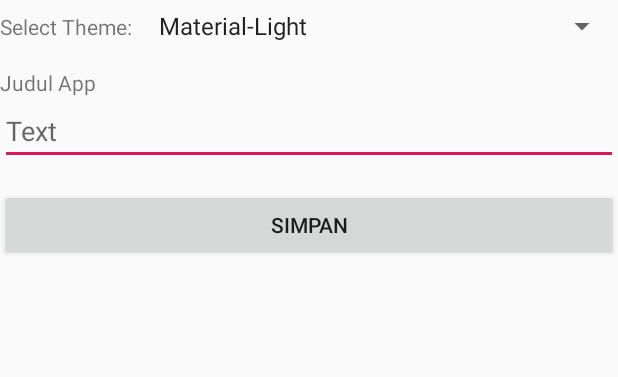
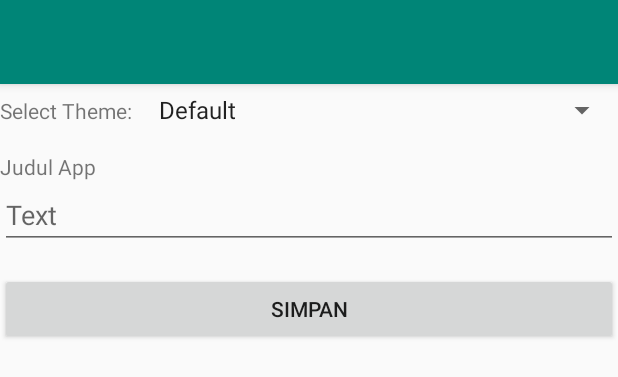
Before and after one commit to ardianlaksa/POS-Restoran, an Android app: the layout fragment_sistem.xml on its own in the app's theme, with its tools: preview values and no code run, on a phone screen of 412 x 824 dp. Shown: the top 377 px of the screen. Run offline under Robolectric (Android 15) with nearby library versions, the phone set to English and light mode, and no system bars.

Commit message:
Laksa 11.01

```diff
--- a/app/src/main/java/com/dnhsolution/restokabmalang/sistem/SistemFragment.java
+++ b/app/src/main/java/com/dnhsolution/restokabmalang/sistem/SistemFragment.java
@@ -17,9 +17,7 @@ public class SistemFragment extends AppCompatActivity {
     // Note `Utils.onActivityCreateSetTheme` must be called before `setContentView`
 
     @Override
-
     protected void onCreate(Bundle savedInstanceState) {
-
         super.onCreate(savedInstanceState);
         // MUST BE SET BEFORE setContentView
         Utils.onActivityCreateSetTheme(this);
--- a/app/src/main/res/layout/activity_keranjang.xml
+++ b/app/src/main/res/layout/activity_keranjang.xml
@@ -127,6 +127,8 @@
                 android:text="@string/title_proses"
                 app:layout_constraintBottom_toBottomOf="parent"
                 app:layout_constraintRight_toRightOf="parent"
+                android:background="@android:color/holo_blue_dark"
+                android:textColor="@android:color/white"
                 app:layout_constraintTop_toTopOf="parent" />
 
         </androidx.constraintlayout.widget.ConstraintLayout>
--- a/app/src/main/res/layout/fragment_sistem.xml
+++ b/app/src/main/res/layout/fragment_sistem.xml
@@ -1,6 +1,32 @@
 <?xml version="1.0" encoding="utf-8"?>
-<RelativeLayout xmlns:android="http://schemas.android.com/apk/res/android"
-    xmlns:tools="http://schemas.android.com/tools"
+<androidx.coordinatorlayout.widget.CoordinatorLayout xmlns:android="http://schemas.android.com/apk/res/android"
+    xmlns:app="http://schemas.android.com/apk/res-auto"
+    android:layout_width="match_parent"
+    android:layout_height="match_parent"
+    android:focusable="true"
+    android:focusableInTouchMode="true" >
+
+    <com.google.android.material.appbar.AppBarLayout
+        android:layout_width="match_parent"
+        android:layout_height="wrap_content"
+        android:theme="@style/ThemeOverlay.AppCompat.Dark.ActionBar"
+        app:layout_constraintLeft_toLeftOf="parent"
+        app:layout_constraintRight_toRightOf="parent"
+        app:layout_constraintTop_toTopOf="parent">
+
+        <androidx.appcompat.widget.Toolbar
+            android:id="@+id/toolbar"
+            android:layout_width="match_parent"
+            android:layout_height="?attr/actionBarSize"
+            android:background="@color/colorPrimary"
+            android:elevation="@dimen/_4"
+            android:overScrollMode="always"
+            app:popupTheme="@style/ThemeOverlay.AppCompat.Light"/>
+
+    </com.google.android.material.appbar.AppBarLayout>
+
+    <RelativeLayout
+        app:layout_behavior="@string/appbar_scrolling_view_behavior"
         style="?pageBackground"
         android:layout_width="match_parent"
         android:layout_height="match_parent" >
@@ -50,8 +76,6 @@
                 android:layout_height="wrap_content"
                 android:text="Judul App" />
 
-
-
             <EditText
                 android:id="@+id/tvUsername"
                 style="?textRegular"
@@ -74,3 +98,5 @@
             android:layout_below="@id/rlTitleApp"/>
 
     </RelativeLayout>
+
+</androidx.coordinatorlayout.widget.CoordinatorLayout>
--- a/app/src/main/res/values/strings.xml
+++ b/app/src/main/res/values/strings.xml
@@ -28,11 +28,9 @@
     <string name="settings_text_clear_data">Clear Data</string>
 
     <string-array name="theme_array">
-
-        <item>Material-Light</item>
-
-        <item>YOUR-CUSTOM-THEME-NAME</item>
-
+        <item>Default</item>
+        <item>Biru</item>
+        <item>Merah</item>
     </string-array>
 
 </resources>
```
Also changed, not shown: app/src/main/java/com/dnhsolution/restokabmalang/keranjang/KeranjangProdukListHolder.java (+5 -5 lines), app/src/main/res/layout/item_keranjang_produk.xml (+13 -5 lines), app/src/main/res/values/styles.xml (+6 -6 lines), app/src/main/res/values/themes.xml (+4 -4 lines). Lines whose indentation alone changed are shown as unchanged.
